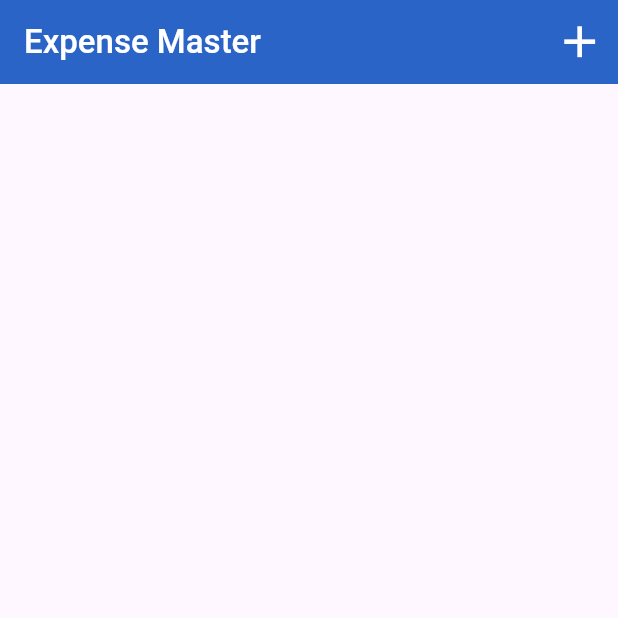
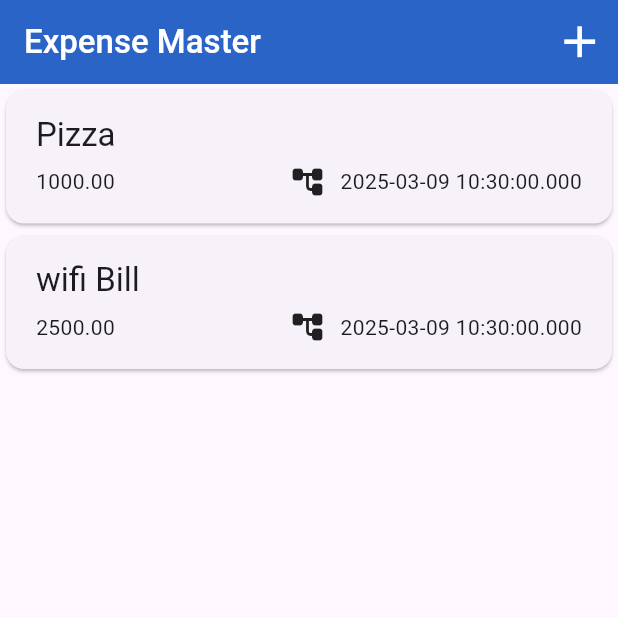
Before and after one commit to DillonWilliams1/Expense_Tracker, a Flutter app: the screen it shows after launch, on a phone screen of 412 x 824 dp, the top half of it. Run offline on Flutter 3.47's test engine with Material 3 defaults, Android fonts, the phone set to English and light mode, and no system bars.

Commit message:
create expense List

```diff
--- a/expense_tracker/lib/pages/Expenses.dart
+++ b/expense_tracker/lib/pages/Expenses.dart
@@ -1,5 +1,7 @@
 // ignore_for_file: file_names
 
+import 'package:expense_tracker/models/expense.dart';
+import 'package:expense_tracker/widgets/expense_list.dart';
 import 'package:flutter/material.dart';
 
 class Expenses extends StatefulWidget {
@@ -10,6 +12,19 @@ class Expenses extends StatefulWidget {
 }
 
 class _ExpensesState extends State<Expenses> {
+  final List<ExpenseModel> _expenseList = [
+    ExpenseModel(
+        title: "Pizza",
+        amount: 1000.00,
+        date: DateTime.now(),
+        category: Category.food),
+    ExpenseModel(
+        title: "wifi Bill",
+        amount: 2500.00,
+        date: DateTime.now(),
+        category: Category.bills)
+  ];
+
   @override
   Widget build(BuildContext context) {
     return Scaffold(
@@ -21,13 +36,17 @@ class _ExpensesState extends State<Expenses> {
         backgroundColor: const Color.fromARGB(255, 43, 100, 199),
         actions: [
           IconButton(
-              onPressed: () {},
-              icon: Icon(
-                Icons.add,
-                color: Colors.white,
-                size: 35,
-              ))
+            onPressed: () {},
+            icon: Icon(
+              Icons.add,
+              color: Colors.white,
+              size: 35,
+            ),
+          )
         ],
+      ),
+      body: Column(
+        children: [ExpenseList(expenseList: _expenseList)],
       ),
     );
   }
--- /dev/null
+++ b/expense_tracker/lib/widgets/expense_list.dart
@@ -0,0 +1,51 @@
+import 'package:expense_tracker/models/expense.dart';
+import 'package:flutter/material.dart';
+
+class ExpenseList extends StatelessWidget {
+  const ExpenseList({super.key, required this.expenseList});
+
+  final List<ExpenseModel> expenseList;
+
+  @override
+  Widget build(BuildContext context) {
+    return Expanded(
+      child: ListView.builder(
+        itemCount: expenseList.length,
+        itemBuilder: (context, index) {
+          return Card(
+            child: Padding(
+              padding: const EdgeInsets.symmetric(horizontal: 20, vertical: 16),
+              child: Column(
+                crossAxisAlignment: CrossAxisAlignment.start,
+                children: [
+                  Text(expenseList[index].title,
+                      style: Theme.of(context).textTheme.titleLarge),
+                  SizedBox(
+                    height: 5,
+                  ),
+                  Row(
+                    children: [
+                      Text(
+                        expenseList[index].amount.toStringAsFixed(2),
+                      ),
+                      const Spacer(),
+                      Row(
+                        children: [
+                          Icon(Icons.account_tree_rounded),
+                          SizedBox(
+                            width: 10,
+                          ),
+                          Text(expenseList[index].date.toString()),
+                        ],
+                      )
+                    ],
+                  )
+                ],
+              ),
+            ),
+          );
+        },
+      ),
+    );
+  }
+}
```
